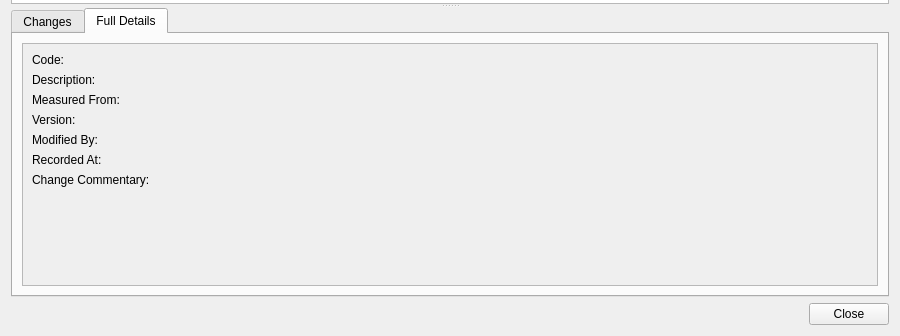
OreStudio/OreStudio, file projects/ores.qt/marketdata/ui/TenorConventionHistoryDialog.ui: the form before one commit; both pictures show x 0 to 900 and y 264 to 600 of the 900 by 600 pixel window.
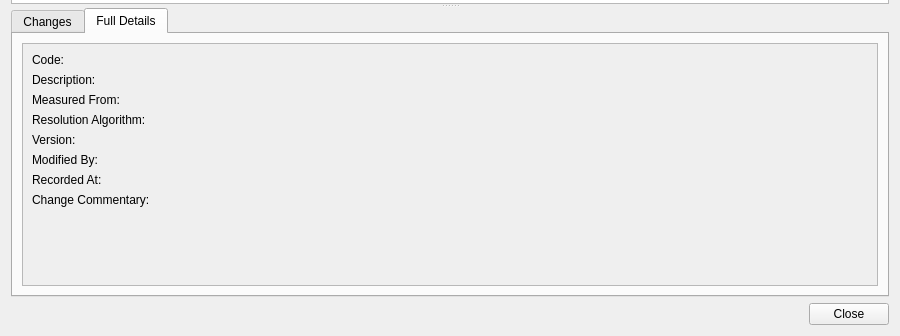
The form after the commit. The open tabs and pages were chosen to show the change.

Commit message: [marketdata,codegen,sql] Combined tenor data model: schema, resolver, Foundation seed data

The edit to the form file:
```diff
--- a/projects/ores.qt/marketdata/ui/TenorConventionHistoryDialog.ui
+++ b/projects/ores.qt/marketdata/ui/TenorConventionHistoryDialog.ui
@@ -195,55 +195,69 @@
                 </widget>
                </item>
                <item row="3" column="0">
+                <widget class="QLabel" name="resolution_algorithmLabel">
+                 <property name="text">
+                  <string>Resolution Algorithm:</string>
+                 </property>
+                </widget>
+               </item>
+               <item row="3" column="1">
+                <widget class="QLabel" name="resolutionAlgorithmValue">
+                 <property name="text">
+                  <string/>
+                 </property>
+                </widget>
+               </item>
+               <item row="4" column="0">
                 <widget class="QLabel" name="versionNumberLabel">
                  <property name="text">
                   <string>Version:</string>
                  </property>
                 </widget>
                </item>
-               <item row="3" column="1">
+               <item row="4" column="1">
                 <widget class="QLabel" name="versionNumberValue">
                  <property name="text">
                   <string/>
                  </property>
                 </widget>
                </item>
-               <item row="4" column="0">
+               <item row="5" column="0">
                 <widget class="QLabel" name="modifiedByLabel">
                  <property name="text">
                   <string>Modified By:</string>
                  </property>
                 </widget>
                </item>
-               <item row="4" column="1">
+               <item row="5" column="1">
                 <widget class="QLabel" name="modifiedByValue">
                  <property name="text">
                   <string/>
                  </property>
                 </widget>
                </item>
-               <item row="5" column="0">
+               <item row="6" column="0">
                 <widget class="QLabel" name="recordedAtLabel">
                  <property name="text">
                   <string>Recorded At:</string>
                  </property>
                 </widget>
                </item>
-               <item row="5" column="1">
+               <item row="6" column="1">
                 <widget class="QLabel" name="recordedAtValue">
                  <property name="text">
                   <string/>
                  </property>
                 </widget>
                </item>
-               <item row="6" column="0">
+               <item row="7" column="0">
                 <widget class="QLabel" name="changeCommentaryLabel">
                  <property name="text">
                   <string>Change Commentary:</string>
                  </property>
                 </widget>
                </item>
-               <item row="6" column="1">
+               <item row="7" column="1">
                 <widget class="QLabel" name="changeCommentaryValue">
                  <property name="text">
                   <string/>
```
The commit also changes 33 other files.
